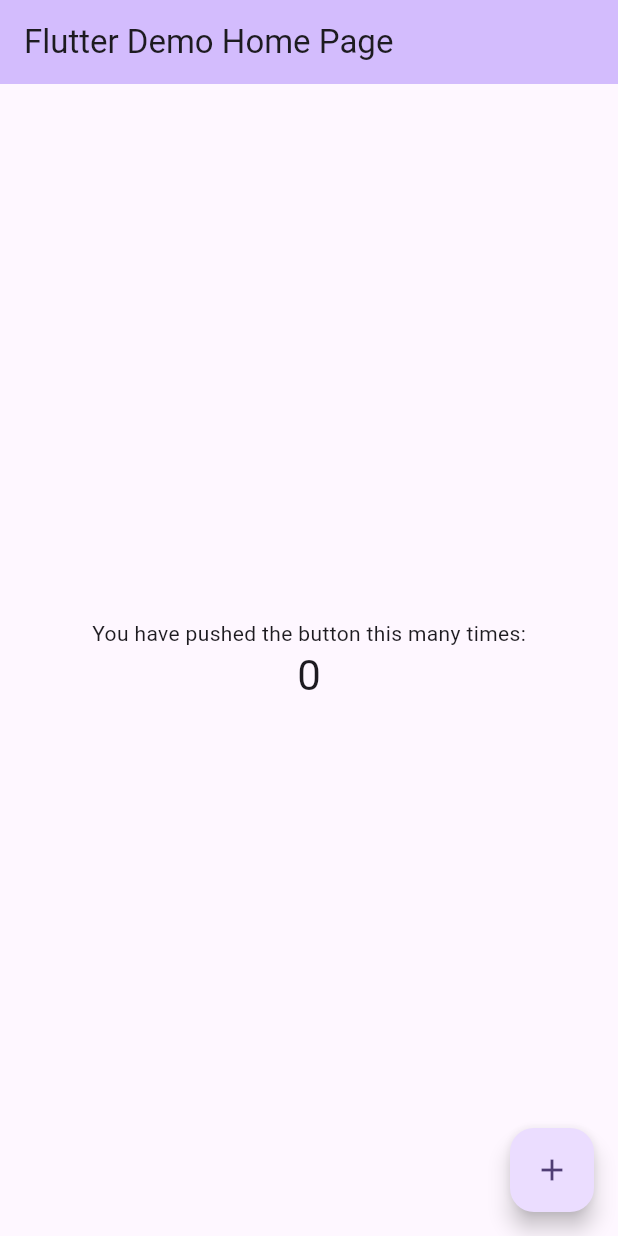
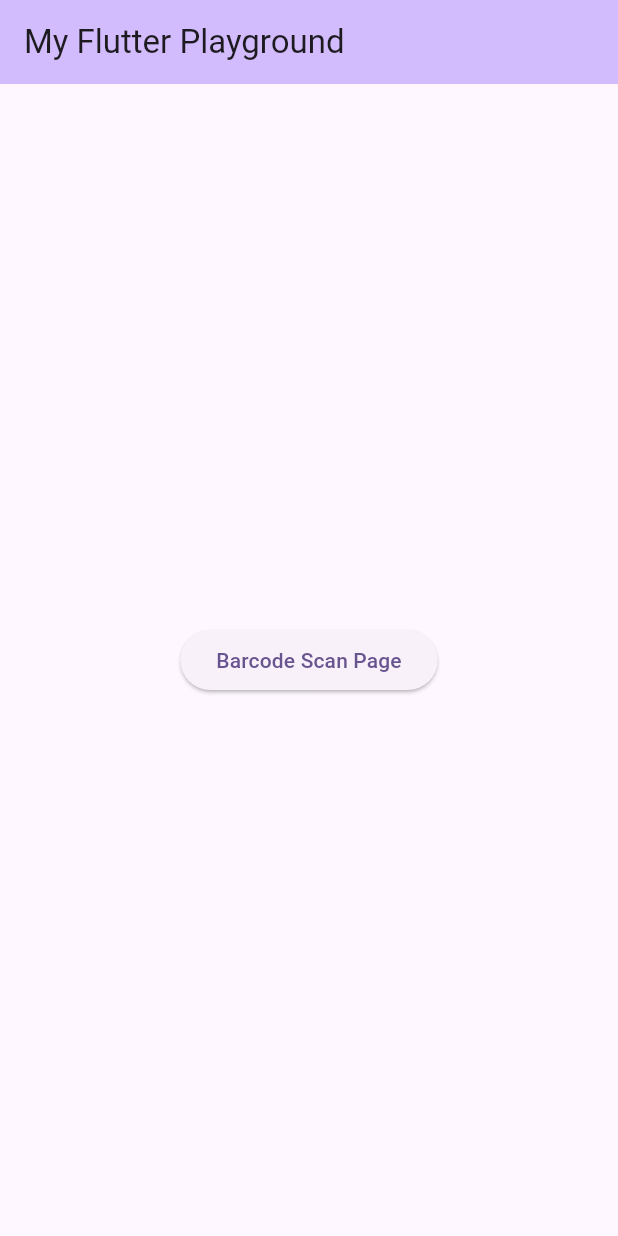
Before and after one commit to kooltz/flutter-playground, a Flutter app: the screen it shows after launch, on a phone screen of 412 x 824 dp. Run offline on Flutter 3.47's test engine with Material 3 defaults, Android fonts, the phone set to English and light mode, and no system bars; missing offline and left inert: mobile_scanner.

Commit message:
add mobile_scanner module

```diff
--- a/lib/main.dart
+++ b/lib/main.dart
@@ -1,4 +1,5 @@
 import 'package:flutter/material.dart';
+import 'package:flutter_playground/barcode_scan_page.dart';
 
 void main() {
   runApp(const MyApp());
@@ -13,113 +14,86 @@ class MyApp extends StatelessWidget {
     return MaterialApp(
       title: 'Flutter Demo',
       theme: ThemeData(
-        // This is the theme of your application.
-        //
-        // TRY THIS: Try running your application with "flutter run". You'll see
-        // the application has a purple toolbar. Then, without quitting the app,
-        // try changing the seedColor in the colorScheme below to Colors.green
-        // and then invoke "hot reload" (save your changes or press the "hot
-        // reload" button in a Flutter-supported IDE, or press "r" if you used
-        // the command line to start the app).
-        //
-        // Notice that the counter didn't reset back to zero; the application
-        // state is not lost during the reload. To reset the state, use hot
-        // restart instead.
-        //
-        // This works for code too, not just values: Most code changes can be
-        // tested with just a hot reload.
         colorScheme: ColorScheme.fromSeed(seedColor: Colors.deepPurple),
         useMaterial3: true,
       ),
-      home: const MyHomePage(title: 'Flutter Demo Home Page'),
+      home: const MainPage(),
     );
   }
 }
 
-class MyHomePage extends StatefulWidget {
-  const MyHomePage({super.key, required this.title});
-
-  // This widget is the home page of your application. It is stateful, meaning
-  // that it has a State object (defined below) that contains fields that affect
-  // how it looks.
-
-  // This class is the configuration for the state. It holds the values (in this
-  // case the title) provided by the parent (in this case the App widget) and
-  // used by the build method of the State. Fields in a Widget subclass are
-  // always marked "final".
-
-  final String title;
-
-  @override
-  State<MyHomePage> createState() => _MyHomePageState();
-}
-
-class _MyHomePageState extends State<MyHomePage> {
-  int _counter = 0;
-
-  void _incrementCounter() {
-    setState(() {
-      // This call to setState tells the Flutter framework that something has
-      // changed in this State, which causes it to rerun the build method below
-      // so that the display can reflect the updated values. If we changed
-      // _counter without calling setState(), then the build method would not be
-      // called again, and so nothing would appear to happen.
-      _counter++;
-    });
-  }
+class MainPage extends StatelessWidget {
+  const MainPage({super.key});
 
   @override
   Widget build(BuildContext context) {
-    // This method is rerun every time setState is called, for instance as done
-    // by the _incrementCounter method above.
-    //
-    // The Flutter framework has been optimized to make rerunning build methods
-    // fast, so that you can just rebuild anything that needs updating rather
-    // than having to individually change instances of widgets.
     return Scaffold(
         appBar: AppBar(
-        // TRY THIS: Try changing the color here to a specific color (to
-        // Colors.amber, perhaps?) and trigger a hot reload to see the AppBar
-        // change color while the other colors stay the same.
           backgroundColor: Theme.of(context).colorScheme.inversePrimary,
-        // Here we take the value from the MyHomePage object that was created by
-        // the App.build method, and use it to set our appbar title.
-        title: Text(widget.title),
+          title: const Text("My Flutter Playground"),
         ),
         body: Center(
-        // Center is a layout widget. It takes a single child and positions it
-        // in the middle of the parent.
           child: Column(
-          // Column is also a layout widget. It takes a list of children and
-          // arranges them vertically. By default, it sizes itself to fit its
-          // children horizontally, and tries to be as tall as its parent.
-          //
-          // Column has various properties to control how it sizes itself and
-          // how it positions its children. Here we use mainAxisAlignment to
-          // center the children vertically; the main axis here is the vertical
-          // axis because Columns are vertical (the cross axis would be
-          // horizontal).
-          //
-          // TRY THIS: Invoke "debug painting" (choose the "Toggle Debug Paint"
-          // action in the IDE, or press "p" in the console), to see the
-          // wireframe for each widget.
             mainAxisAlignment: MainAxisAlignment.center,
-          children: <Widget>[
-            const Text(
-              'You have pushed the button this many times:',
-            ),
-            Text(
-              '$_counter',
-              style: Theme.of(context).textTheme.headlineMedium,
-            ),
+            children: [
+              ElevatedButton(
+                  onPressed: () => {
+                        Navigator.push(
+                            context,
+                            MaterialPageRoute<void>(
+                                builder: (context) => const BarcodeScanPage()))
+                      },
+                  child: const Text("Barcode Scan Page"))
             ],
           ),
-      ),
-      floatingActionButton: FloatingActionButton(
-        onPressed: _incrementCounter,
-        tooltip: 'Increment',
-        child: const Icon(Icons.add),
-      ), // This trailing comma makes auto-formatting nicer for build methods.
-    );
+        ));
   }
 }
+
+// class MyHomePage extends StatefulWidget {
+//   const MyHomePage({super.key, required this.title});
+
+//   final String title;
+
+//   @override
+//   State<MyHomePage> createState() => _MyHomePageState();
+// }
+
+// class _MyHomePageState extends State<MyHomePage> {
+//   int _counter = 0;
+
+//   void _incrementCounter() {
+//     setState(() {
+//       _counter++;
+//     });
+//   }
+
+//   @override
+//   Widget build(BuildContext context) {
+//     return Scaffold(
+//       appBar: AppBar(
+//         backgroundColor: Theme.of(context).colorScheme.inversePrimary,
+//         title: Text(widget.title),
+//       ),
+//       body: Center(
+//         child: Column(
+//           mainAxisAlignment: MainAxisAlignment.center,
+//           children: <Widget>[
+//             const Text(
+//               'You have pushed the button this many times:',
+//             ),
+//             Text(
+//               '$_counter',
+//               style: Theme.of(context).textTheme.headlineMedium,
+//             ),
+//           ],
+//         ),
+//       ),
+//       floatingActionButton: FloatingActionButton(
+//         onPressed: _incrementCounter,
+//         tooltip: 'Increment',
+//         child: const Icon(Icons.add),
+//       ),
+//     );
+//   }
+// }
--- a/pubspec.yaml
+++ b/pubspec.yaml
@@ -35,6 +35,7 @@ dependencies:
   # The following adds the Cupertino Icons font to your application.
   # Use with the CupertinoIcons class for iOS style icons.
   cupertino_icons: ^1.0.6
+  mobile_scanner: ^4.0.1
 
 dev_dependencies:
   flutter_test:
```
Also changed, not shown: lib/barcode_scan_page.dart (added, +31 -0 lines), pubspec.lock, 11 other files. Lines whose indentation alone changed are shown as unchanged.
